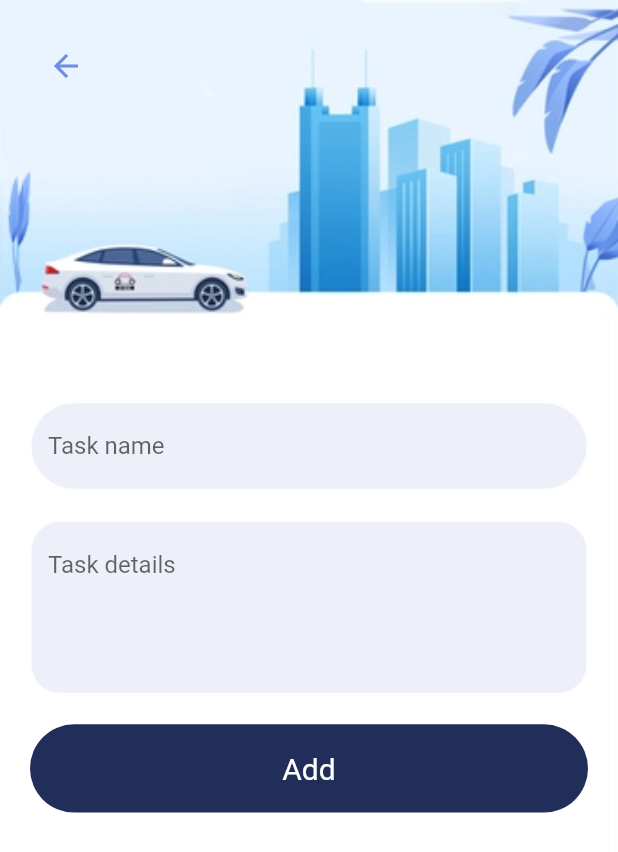
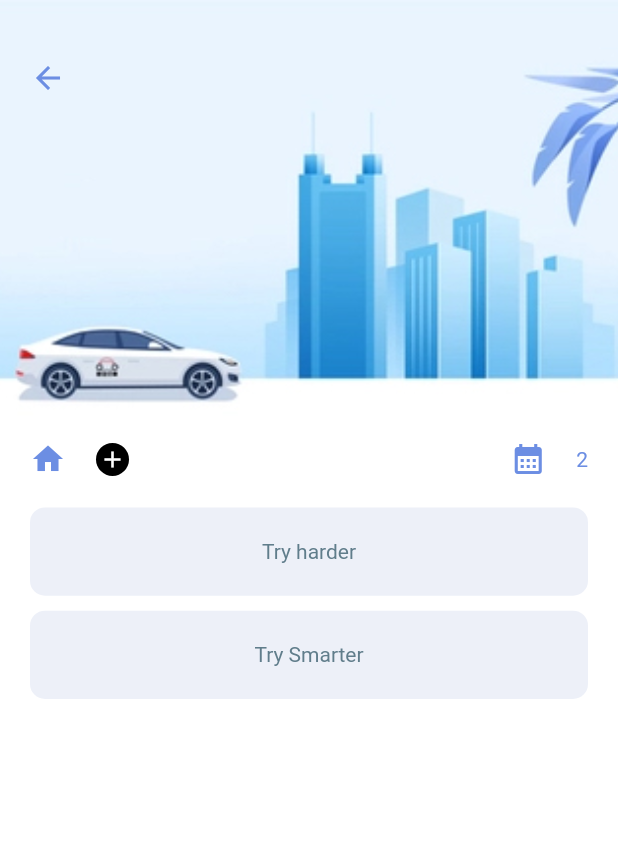
Before and after one commit to Chamidilshan/Task_Managment_App, a Flutter app: the screen it shows after launch, on a phone screen of 412 x 824 dp. Shown: the top 852 px of the screen. Run offline on Flutter 3.47's test engine with Material 2 defaults, Android fonts, the phone set to English and light mode, and no system bars.

Commit message:
added alltasks page with showing tasks

```diff
--- a/lib/main.dart
+++ b/lib/main.dart
@@ -1,5 +1,6 @@
 import 'package:flutter/material.dart';
 import 'package:task_managment_app/screens/add_task.dart';
+import 'package:task_managment_app/screens/all_tasks.dart';
 import 'package:task_managment_app/screens/home_screen.dart';
 
 void main() {
@@ -18,7 +19,7 @@ class MyApp extends StatelessWidget {
       theme: ThemeData(
         primarySwatch: Colors.blue,
       ),
-      home: AddTaskScreen(),
+      home: AllTasksScreen(),
     );
   }
 }
--- /dev/null
+++ b/lib/screens/all_tasks.dart
@@ -0,0 +1,67 @@
+import 'package:flutter/material.dart';
+import 'package:task_managment_app/constants/constants.dart';
+import 'package:task_managment_app/widgets/task_widget.dart';
+
+class AllTasksScreen extends StatelessWidget {
+  const AllTasksScreen({Key? key}) : super(key: key);
+
+  @override
+  Widget build(BuildContext context) {
+    List myTasks = ['Try harder', 'Try Smarter'];
+    return Scaffold(
+      backgroundColor: Colors.white,
+      body: Column(
+        children: [
+          Container(
+            padding: EdgeInsets.only(left: 20.0, top: 40.0),
+            alignment: Alignment.topLeft,
+            width: double.maxFinite,
+            height: MediaQuery.of(context).size.height/2.8,
+            decoration: BoxDecoration(
+              image: DecorationImage(
+                image: AssetImage('assets/header1.jpg'),
+                fit: BoxFit.cover
+              )
+            ),
+            child: Icon(Icons.arrow_back, color: AppColors.secondaryColor,),
+          ),
+          Container(
+            padding: EdgeInsets.only(left: 20.0, right: 20.0),
+            child: Row(
+              children: [
+                Icon(Icons.home, color: AppColors.secondaryColor,),
+                SizedBox(width: 20.0,),
+                Container(
+                  width: 22.0,
+                  height: 22.0,
+                  child: Icon(Icons.add, color: Colors.white, size: 18.0),
+                  decoration: BoxDecoration(
+                    borderRadius: BorderRadius.circular(12.0),
+                    color: Colors.black
+                  ),
+                ),
+                Expanded(child: Container()),
+                Icon(Icons.calendar_month_sharp, color: AppColors.secondaryColor,),
+                SizedBox(width: 20.0,),
+                Text('2', style: TextStyle(color: AppColors.secondaryColor),)
+              ],
+            ),
+          ),
+          SizedBox(
+            height: 20.0,
+          ),
+          Flexible(
+            child: ListView.builder(
+                itemBuilder: (context, index) {
+              return Container(
+                padding: EdgeInsets.only(left: 20.0, right: 20.0, bottom: 10.0),
+                child: TaskWidget(text: myTasks[index], color: Colors.blueGrey,),
+              );
+            },
+                itemCount: myTasks.length),
+          )
+        ],
+      ),
+    );
+  }
+}
--- /dev/null
+++ b/lib/widgets/task_widget.dart
@@ -0,0 +1,20 @@
+import 'package:flutter/material.dart';
+
+class TaskWidget extends StatelessWidget {
+  final String text;
+  final Color? color;
+  const TaskWidget({Key? key, required this.text, this.color}) : super(key: key);
+
+  @override
+  Widget build(BuildContext context) {
+    return Container(
+      width: double.maxFinite,
+      height: MediaQuery.of(context).size.height/14,
+      child: Center(child: Text(text, style: TextStyle(color: color ),)),
+      decoration: BoxDecoration(
+        color: Color(0xFFedf0f8),
+        borderRadius: BorderRadius.circular(10.0)
+      ),
+    );
+  }
+}
```
